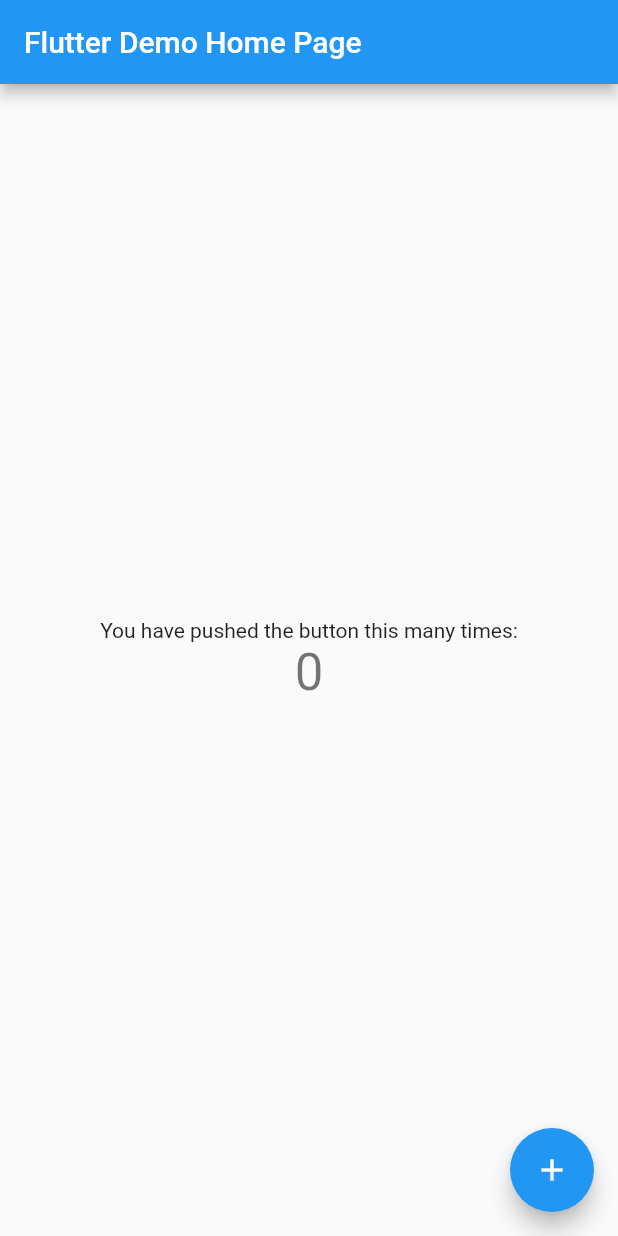
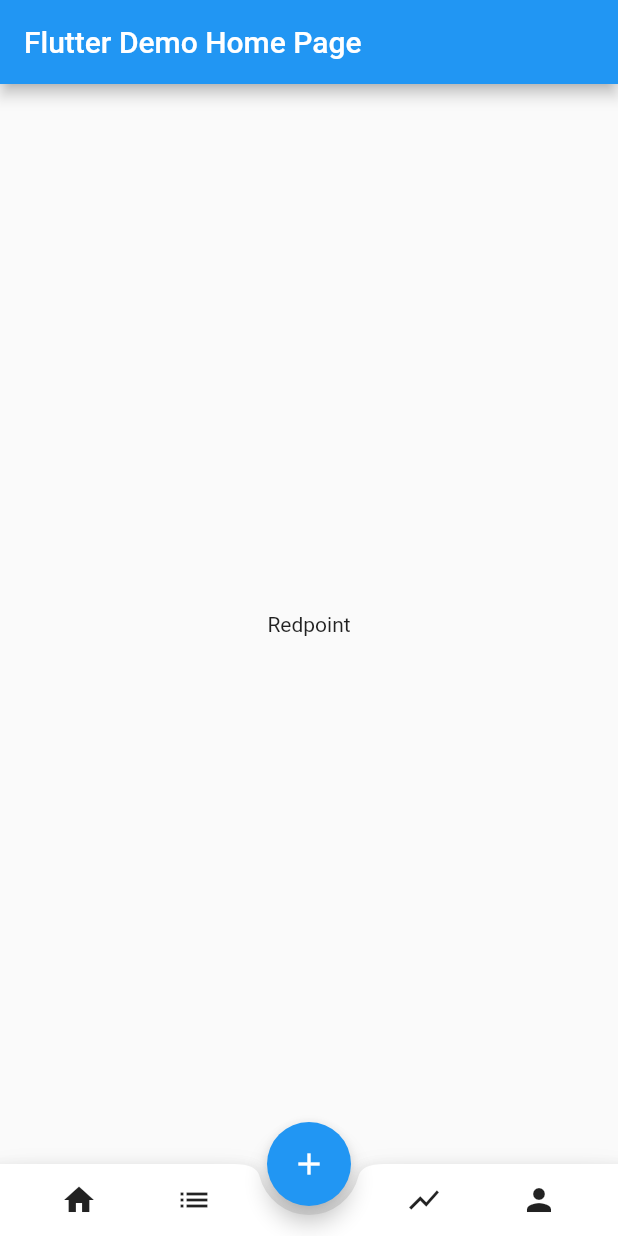
Before and after one commit to Redpoint-app/Redpoint, a Flutter app: the screen it shows after launch, on a phone screen of 412 x 824 dp. Run offline on Flutter 3.47's test engine with Material 2 defaults, Android fonts, the phone set to English and light mode, and no system bars.

Commit message:
added bottom app bar

```diff
--- a/lib/main.dart
+++ b/lib/main.dart
@@ -1,46 +1,30 @@
 import 'package:flutter/material.dart';
+import 'package:flutter/rendering.dart';
+import 'package:redpoint/widgets/layout/page_scaffold.dart';
 
 void main() {
+  //debugPaintSizeEnabled = true;
   runApp(const MyApp());
 }
 
 class MyApp extends StatelessWidget {
   const MyApp({super.key});
 
-  // This widget is the root of your application.
   @override
   Widget build(BuildContext context) {
     return MaterialApp(
       title: 'Flutter Demo',
       theme: ThemeData(
-        // This is the theme of your application.
-        //
-        // Try running your application with "flutter run". You'll see the
-        // application has a blue toolbar. Then, without quitting the app, try
-        // changing the primarySwatch below to Colors.green and then invoke
-        // "hot reload" (press "r" in the console where you ran "flutter run",
-        // or simply save your changes to "hot reload" in a Flutter IDE).
-        // Notice that the counter didn't reset back to zero; the application
-        // is not restarted.
         primarySwatch: Colors.blue,
       ),
       home: const MyHomePage(title: 'Flutter Demo Home Page'),
+      debugShowCheckedModeBanner: false,
     );
   }
 }
 
 class MyHomePage extends StatefulWidget {
   const MyHomePage({super.key, required this.title});
-
-  // This widget is the home page of your application. It is stateful, meaning
-  // that it has a State object (defined below) that contains fields that affect
-  // how it looks.
-
-  // This class is the configuration for the state. It holds the values (in this
-  // case the title) provided by the parent (in this case the App widget) and
-  // used by the build method of the State. Fields in a Widget subclass are
-  // always marked "final".
-
   final String title;
 
   @override
@@ -52,64 +36,22 @@ class _MyHomePageState extends State<MyHomePage> {
 
   void _incrementCounter() {
     setState(() {
-      // This call to setState tells the Flutter framework that something has
-      // changed in this State, which causes it to rerun the build method below
-      // so that the display can reflect the updated values. If we changed
-      // _counter without calling setState(), then the build method would not be
-      // called again, and so nothing would appear to happen.
       _counter++;
     });
   }
 
   @override
   Widget build(BuildContext context) {
-    // This method is rerun every time setState is called, for instance as done
-    // by the _incrementCounter method above.
-    //
-    // The Flutter framework has been optimized to make rerunning build methods
-    // fast, so that you can just rebuild anything that needs updating rather
-    // than having to individually change instances of widgets.
-    return Scaffold(
-      appBar: AppBar(
-        // Here we take the value from the MyHomePage object that was created by
-        // the App.build method, and use it to set our appbar title.
-        title: Text(widget.title),
-      ),
+    return PageScaffold(
+      title: widget.title,
       body: Center(
-        // Center is a layout widget. It takes a single child and positions it
-        // in the middle of the parent.
         child: Column(
-          // Column is also a layout widget. It takes a list of children and
-          // arranges them vertically. By default, it sizes itself to fit its
-          // children horizontally, and tries to be as tall as its parent.
-          //
-          // Invoke "debug painting" (press "p" in the console, choose the
-          // "Toggle Debug Paint" action from the Flutter Inspector in Android
-          // Studio, or the "Toggle Debug Paint" command in Visual Studio Code)
-          // to see the wireframe for each widget.
-          //
-          // Column has various properties to control how it sizes itself and
-          // how it positions its children. Here we use mainAxisAlignment to
-          // center the children vertically; the main axis here is the vertical
-          // axis because Columns are vertical (the cross axis would be
-          // horizontal).
           mainAxisAlignment: MainAxisAlignment.center,
           children: <Widget>[
-            const Text(
-              'You have pushed the button this many times:',
-            ),
-            Text(
-              '$_counter',
-              style: Theme.of(context).textTheme.headline4,
-            ),
+            const Text("Redpoint"),
           ],
         ),
       ),
-      floatingActionButton: FloatingActionButton(
-        onPressed: _incrementCounter,
-        tooltip: 'Increment',
-        child: const Icon(Icons.add),
-      ), // This trailing comma makes auto-formatting nicer for build methods.
     );
   }
 }
--- /dev/null
+++ b/lib/widgets/layout/page_scaffold.dart
@@ -0,0 +1,31 @@
+
+/// A basic page template that includes the bottom navbar. Avoids code reuse.
+
+import 'package:flutter/material.dart';
+import 'package:redpoint/widgets/nav/add_button.dart';
+
+import '../nav/bottom_navbar.dart';
+
+class PageScaffold extends StatefulWidget {
+  const PageScaffold({super.key, required this.title, required this.body});
+  final String title;
+  final Widget body;
+
+  @override
+  _PageScaffoldState createState() => _PageScaffoldState();
+}
+
+class _PageScaffoldState extends State<PageScaffold> {
+  @override
+  Widget build(BuildContext context) {
+    return Scaffold(
+      appBar: AppBar(
+        title: Text(widget.title),
+      ),
+      body: widget.body,
+      floatingActionButtonLocation: FloatingActionButtonLocation.centerDocked,
+      floatingActionButton: const AddButton(),
+      bottomNavigationBar: const BottomNavbar()
+    );
+  }
+}
--- /dev/null
+++ b/lib/widgets/nav/add_button.dart
@@ -0,0 +1,18 @@
+
+/// The add button in the bottom navbar.
+
+import 'package:flutter/material.dart';
+
+class AddButton extends StatefulWidget {
+  const AddButton({super.key});
+
+  _AddButtonState createState() => _AddButtonState();
+}
+
+class _AddButtonState extends State<AddButton> {
+  @override
+  Widget build(BuildContext context) {
+    return FloatingActionButton(
+        tooltip: "Add Route", child: const Icon(Icons.add), onPressed: () {});
+  }
+}
--- /dev/null
+++ b/lib/widgets/nav/bottom_navbar.dart
@@ -0,0 +1,35 @@
+
+/// The navigation bar at the bottom of the screen
+
+import 'package:flutter/material.dart';
+import 'package:redpoint/widgets/nav/fab_placeholder.dart';
+
+import 'nav_button.dart';
+
+class BottomNavbar extends StatefulWidget {
+  const BottomNavbar({super.key});
+
+  @override
+  _BottomNavbarState createState() => _BottomNavbarState();
+}
+
+class _BottomNavbarState extends State<BottomNavbar> {
+  @override
+  Widget build(BuildContext context) {
+    return BottomAppBar(
+        shape: const CircularNotchedRectangle(),
+        notchMargin: 6.0, // Margin between FAB and navbar
+        child: Row(
+          mainAxisSize: MainAxisSize.max,
+          mainAxisAlignment: MainAxisAlignment.spaceEvenly,
+          crossAxisAlignment: CrossAxisAlignment.center,
+          children: <Widget>[
+            const NavButton(buttonIcon: Icons.home),
+            const NavButton(buttonIcon: Icons.list),
+            FABPlaceholder(),
+            const NavButton(buttonIcon: Icons.show_chart),
+            const NavButton(buttonIcon: Icons.person),
+          ],
+        ));
+  }
+}
--- /dev/null
+++ b/lib/widgets/nav/fab_placeholder.dart
@@ -0,0 +1,13 @@
+
+/// A blank icon button that doesn't do anything. Strictly for the purpose of evenly
+/// spacing elements in the bottom app bar. Takes the place of the FAB, since the FAB
+/// isn't considered when spacing elements.
+
+import 'package:flutter/material.dart';
+
+class FABPlaceholder extends StatelessWidget {
+  @override
+  Widget build(BuildContext context) {
+    return const IconButton(onPressed: null, icon: Icon(null));
+  }
+}
--- /dev/null
+++ b/lib/widgets/nav/nav_button.dart
@@ -0,0 +1,23 @@
+
+/// A button in the bottom navbar. This widget makes reuse and styling easy.
+
+import 'package:flutter/material.dart';
+
+class NavButton extends StatefulWidget {
+  const NavButton({super.key, required this.buttonIcon});
+  final IconData buttonIcon;
+
+  @override
+  _NavButtonState createState() => _NavButtonState();
+}
+
+class _NavButtonState extends State<NavButton> {
+  @override
+  Widget build(BuildContext context) {
+    return IconButton(
+        onPressed: () {
+          // navigate to given page
+        },
+        icon: Icon(widget.buttonIcon));
+  }
+}
```
